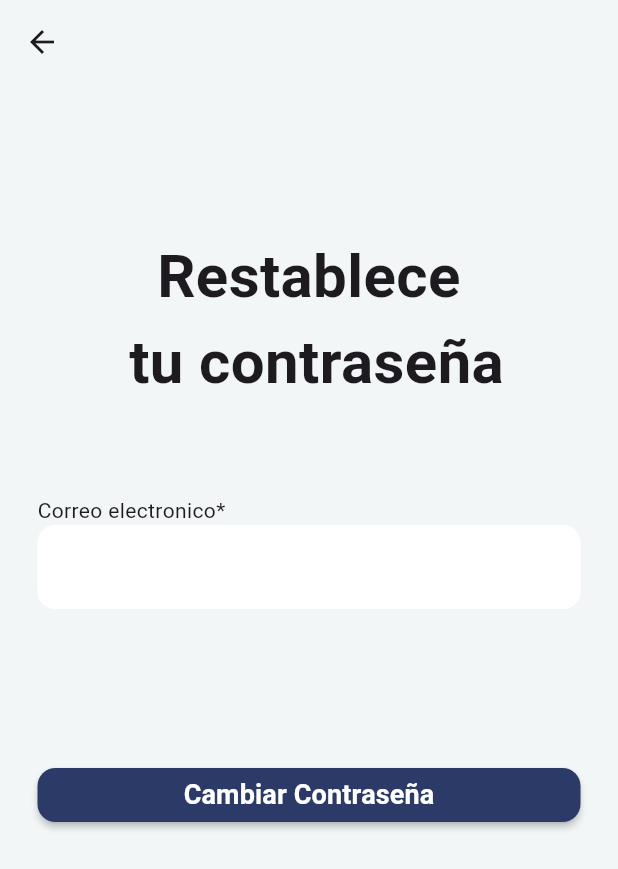
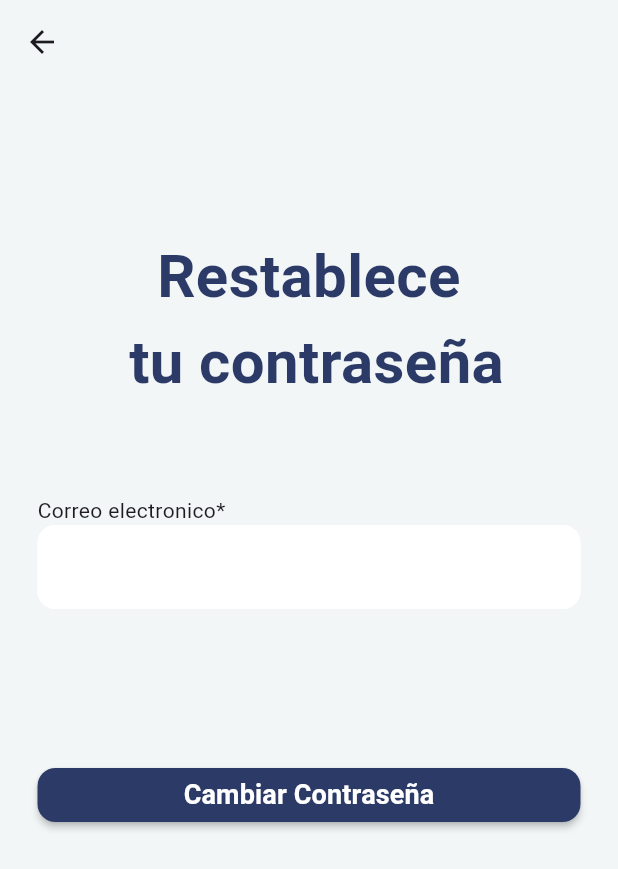
Before and after one commit to Zunni97/proyecto_ss, a Flutter app: the ForgotPasswordpage screen opened directly, on a phone screen of 412 x 824 dp. Shown: the top 869 px of the screen. Run offline on Flutter 3.47's test engine with Material 3 defaults, Android fonts, the phone set to English and light mode, and no system bars; our stand-ins replace firebase_auth, firebase_core; accounts and stored records are empty.

Commit message:
translating forgot_pw_page.dart

```diff
--- a/lib/pages/forgot_pw_page.dart
+++ b/lib/pages/forgot_pw_page.dart
@@ -54,7 +54,8 @@ class _ForgotPasswordpageState extends State<ForgotPasswordpage> {
         context: context,
         builder: (context) {
           return AlertDialog(
-            content: Text(e.message.toString()),
+            content: Text('Por favor ingresa un correo electronico valido.',
+                textAlign: TextAlign.center),
           );
         },
       );
@@ -81,7 +82,10 @@ class _ForgotPasswordpageState extends State<ForgotPasswordpage> {
               child: const Text(
                 'Restablece \n tu contraseña',
                 textAlign: TextAlign.center,
-                style: TextStyle(fontSize: 40, fontWeight: FontWeight.bold),
+                style: TextStyle(
+                  fontSize: 40,
+                  fontWeight: FontWeight.bold,
+                    color: AppColors.primary),
               ),
             ),
             SizedBox(
```
